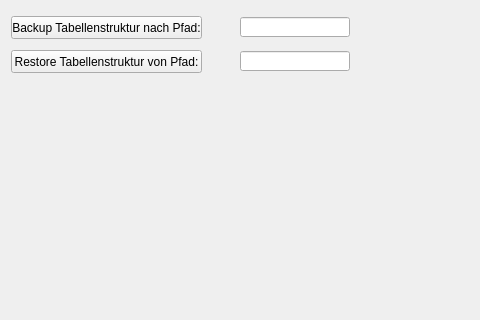
This is form_backup.ui in 15831944/CBrain as Qt 5 draws it before an edit; both pictures show x 0 to 480 and y 0 to 320 of the 685 by 423 pixel window. The edited form follows.
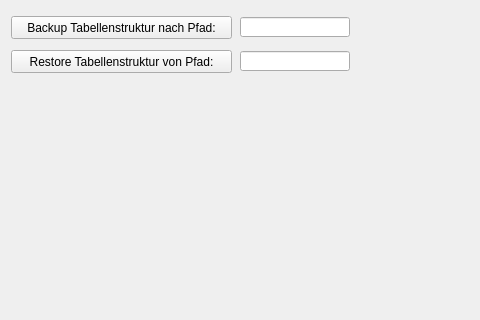
This is the edited form.

```diff
--- a/form_backup.ui
+++ b/form_backup.ui
@@ -18,7 +18,7 @@
     <rect>
      <x>11</x>
      <y>16</y>
-     <width>191</width>
+     <width>221</width>
      <height>23</height>
     </rect>
    </property>
@@ -31,7 +31,7 @@
     <rect>
      <x>11</x>
      <y>50</y>
-     <width>191</width>
+     <width>221</width>
      <height>23</height>
     </rect>
    </property>
```
